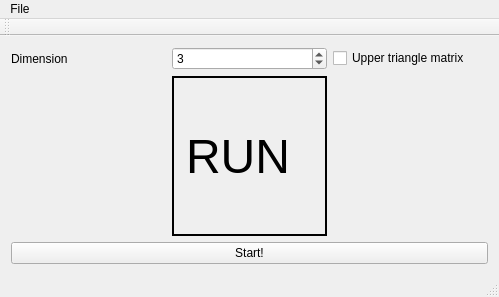
This is mainwindow.ui in kenko911/matrixsolver as Qt 5 draws it before an edit. The edited form follows.
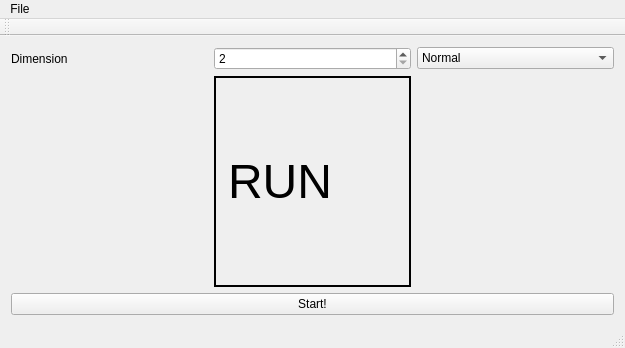
This is the edited form.

Commit message: Add 5-dimension matrix

Patch:
```diff
--- a/mainwindow.ui
+++ b/mainwindow.ui
@@ -6,8 +6,8 @@
    <rect>
     <x>0</x>
     <y>0</y>
-    <width>499</width>
-    <height>297</height>
+    <width>625</width>
+    <height>348</height>
    </rect>
   </property>
   <property name="windowTitle">
@@ -49,23 +49,16 @@
        <number>2</number>
       </property>
       <property name="maximum">
-       <number>4</number>
+       <number>5</number>
       </property>
       <property name="value">
-       <number>3</number>
+       <number>2</number>
       </property>
      </widget>
     </item>
     <item row="1" column="2">
      <layout class="QGridLayout" name="layAnswer"/>
     </item>
-    <item row="0" column="2">
-     <widget class="QCheckBox" name="cbTriangle">
-      <property name="text">
-       <string>Upper triangle matrix</string>
-      </property>
-     </widget>
-    </item>
     <item row="2" column="0" colspan="3">
      <widget class="QPushButton" name="cmdStart">
       <property name="text">
@@ -73,6 +66,25 @@
       </property>
      </widget>
     </item>
+    <item row="0" column="2">
+     <widget class="QComboBox" name="cbType">
+      <item>
+       <property name="text">
+        <string>Normal</string>
+       </property>
+      </item>
+      <item>
+       <property name="text">
+        <string>Upper triangle</string>
+       </property>
+      </item>
+      <item>
+       <property name="text">
+        <string>Strictly upper triangle</string>
+       </property>
+      </item>
+     </widget>
+    </item>
    </layout>
   </widget>
   <widget class="QMenuBar" name="menuBar">
@@ -80,7 +92,7 @@
     <rect>
      <x>0</x>
      <y>0</y>
-     <width>499</width>
+     <width>625</width>
      <height>24</height>
     </rect>
    </property>
```
The commit also changes 2 other files.
